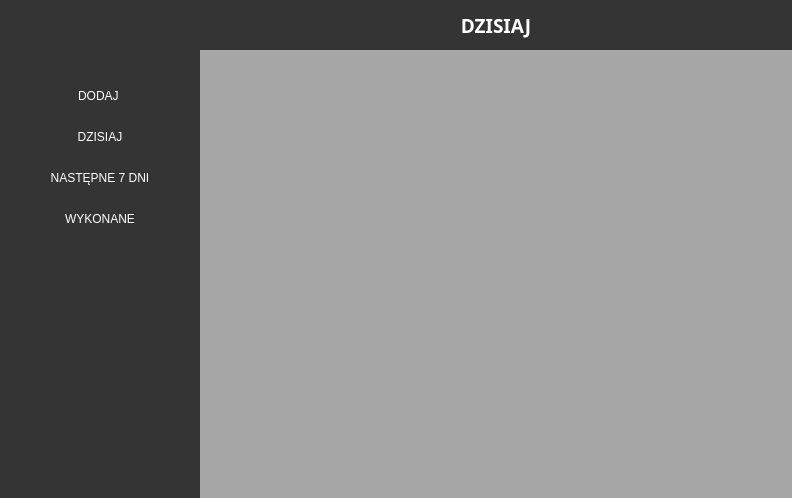
This is mainwindow.ui in albixus/to_do_list_university_project as Qt 5 draws it before an edit. The edited form follows.
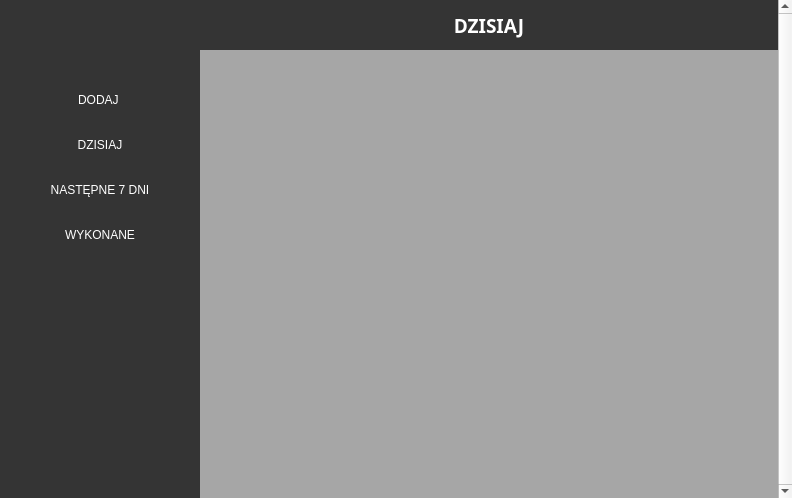
This is the edited form. Icons and pictures are not drawn.

The edit to the form file:
```diff
--- a/mainwindow.ui
+++ b/mainwindow.ui
@@ -28,14 +28,6 @@
 	background-color:rgb(166, 166, 166);
 }
 
-QCheckBox
-{
-	color:black;
-	font-size:12px;
-	background-color:rgba(255, 7, 11, 40);
-	border-radius:5px;
-
-}
 QPushButton
 {
 	background-color:rgb(52, 52, 52);
@@ -146,7 +138,7 @@
          <item>
           <layout class="QVBoxLayout" name="sidebar_layout">
            <property name="spacing">
-            <number>1</number>
+            <number>5</number>
            </property>
            <property name="topMargin">
             <number>0</number>
@@ -305,6 +297,12 @@
       </item>
       <item>
        <widget class="QScrollArea" name="task_area">
+        <property name="verticalScrollBarPolicy">
+         <enum>Qt::ScrollBarAlwaysOn</enum>
+        </property>
+        <property name="horizontalScrollBarPolicy">
+         <enum>Qt::ScrollBarAsNeeded</enum>
+        </property>
         <property name="widgetResizable">
          <bool>true</bool>
         </property>
@@ -313,7 +311,7 @@
           <rect>
            <x>0</x>
            <y>0</y>
-           <width>590</width>
+           <width>576</width>
            <height>496</height>
           </rect>
          </property>
```
Left out of the diff: 4 changed lines with no effect on the pictures.
